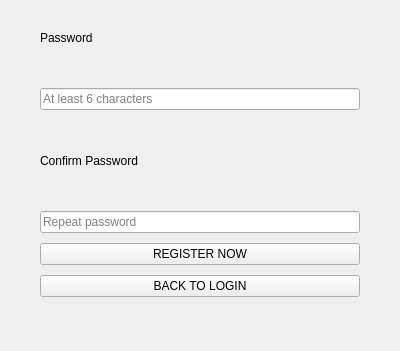
Above: client-qt/src/ui/LoginDialog/LoginDialog.ui from 2932238802/LosChess before the change; both pictures show x 0 to 400 and y 199 to 550 of the 400 by 550 pixel window. Below: the same form after it.
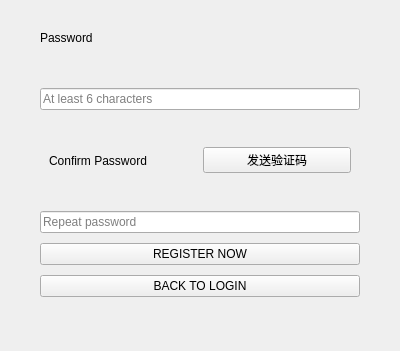
That is the form after the change. The open tabs and pages were chosen to show the change.

Diff of the .ui file:
```diff
--- a/client-qt/src/ui/LoginDialog/LoginDialog.ui
+++ b/client-qt/src/ui/LoginDialog/LoginDialog.ui
@@ -167,10 +167,23 @@
 								</widget>
 							</item>
 							<item>
-								<widget class="QLabel" name="label_pwd_confirm">
+        <widget class="QWidget" name="confiemContain" native="true">
+         <layout class="QHBoxLayout" name="horizontalLayout">
+          <item>
+           <widget class="QLabel" name="labelRegPassword">
 									<property name="text">
 										<string>Confirm Password</string>
 									</property>
+           </widget>
+          </item>
+          <item>
+           <widget class="QPushButton" name="btnSendCode">
+            <property name="text">
+             <string>发送验证码</string>
+            </property>
+           </widget>
+          </item>
+         </layout>
 								</widget>
 							</item>
 							<item>
```
Left out of the diff: 2 changed lines with no effect on the pictures. Lines whose indentation alone changed are shown as unchanged.
